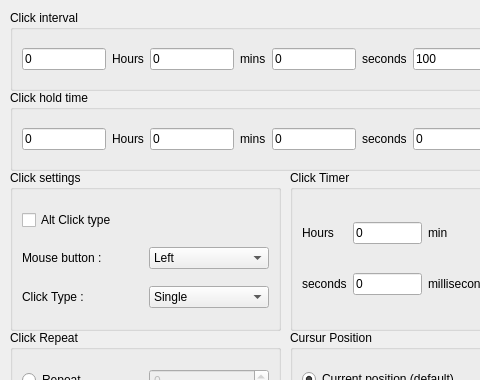
Before: the Qt Designer form assets/mainUi.ui in bigbanana80/Mouse-clicker-Pro, drawn with Qt 5; both pictures show x 0 to 480 and y 0 to 380 of the 591 by 556 pixel window.
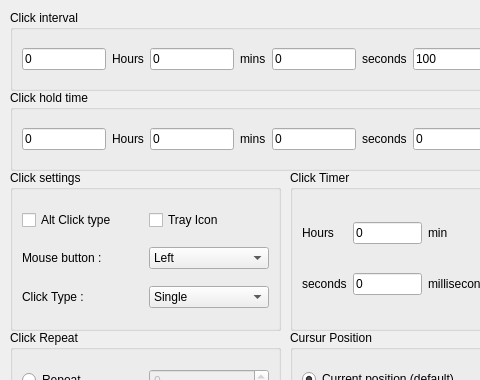
After: the same form once the commit is applied.

Commit message:
Tray icon added
New Update adds a tray icon that you can enable or disable easily. this way you can hide the app and use it and you can open it  or close any time by left clicking  on the tray icon or right clicking and selecting the option in the context menu.

What changed in the file:
```diff
--- a/assets/mainUi.ui
+++ b/assets/mainUi.ui
@@ -187,6 +187,13 @@
        </property>
       </widget>
      </item>
+     <item row="0" column="1">
+      <widget class="QCheckBox" name="tray_icon_visible">
+       <property name="text">
+        <string>Tray Icon</string>
+       </property>
+      </widget>
+     </item>
     </layout>
    </widget>
    <widget class="QGroupBox" name="grb_cur_pos">
```
The commit also changes 3 other files.
